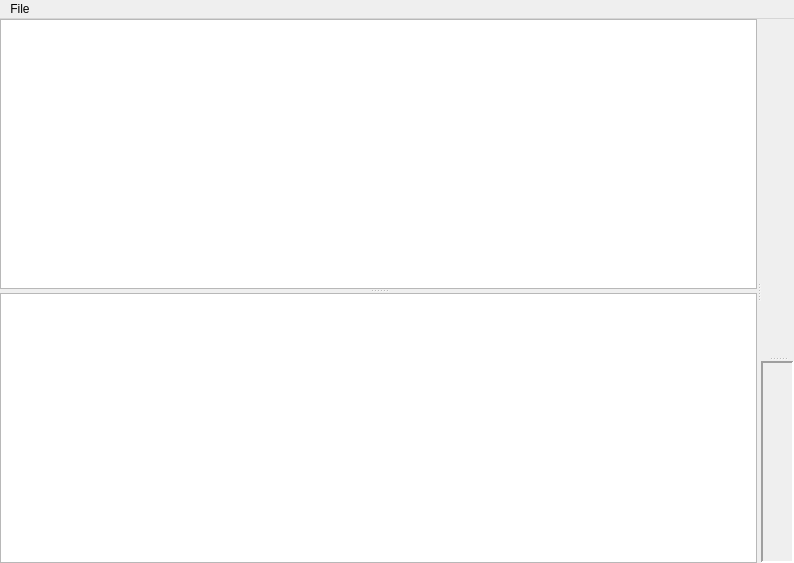
Old version of the form cubes3d.ui in the repository spacesinmotion/Cubes3D.
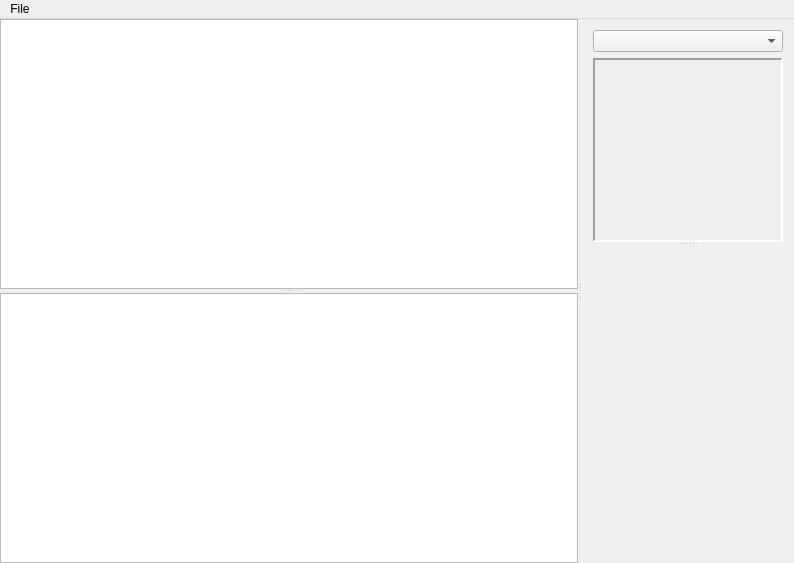
New version of the form. Custom widgets are drawn as their Qt base class.

Commit message: animations are now defined and have to be selected in gui

Patch:
```diff
--- a/cubes3d.ui
+++ b/cubes3d.ui
@@ -14,10 +14,7 @@
    <string>Cubes3D</string>
   </property>
   <widget class="QWidget" name="centralWidget">
-   <layout class="QVBoxLayout" name="verticalLayout">
-    <property name="spacing">
-     <number>0</number>
-    </property>
+   <layout class="QHBoxLayout" name="horizontalLayout">
     <property name="leftMargin">
      <number>0</number>
     </property>
@@ -59,11 +56,16 @@
         </property>
        </widget>
       </widget>
+      <widget class="QWidget" name="">
+       <layout class="QVBoxLayout" name="verticalLayout">
+        <item>
+         <widget class="QComboBox" name="cbAnimation"/>
+        </item>
+        <item>
       <widget class="QSplitter" name="spViews">
        <property name="orientation">
         <enum>Qt::Vertical</enum>
        </property>
-       <widget class="View3D" name="view3d" native="true"/>
        <widget class="QLabel" name="laPixelPreview">
         <property name="frameShape">
          <enum>QFrame::Panel</enum>
@@ -84,6 +86,10 @@
          <set>Qt::AlignCenter</set>
         </property>
        </widget>
+          <widget class="View3D" name="view3d" native="true"/>
+         </widget>
+        </item>
+       </layout>
       </widget>
      </widget>
     </item>
```
Lines whose indentation alone changed are shown as unchanged. The commit also changes 8 other files.
